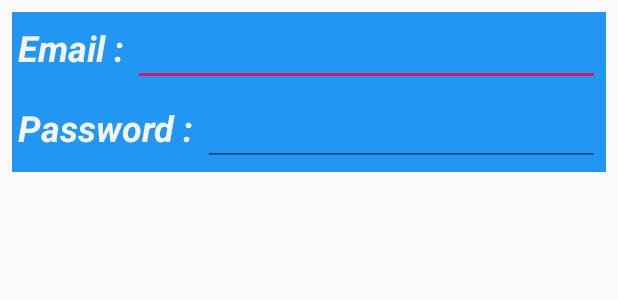
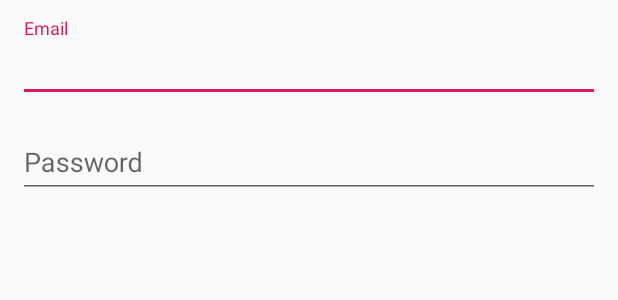
Before and after one commit to Pive01/Keyforge_management, an Android app: the layout credential_layout.xml on its own in the app's theme, with its tools: preview values and no code run, on a phone screen of 412 x 824 dp. Shown: the top 300 px of the screen. Run offline under Robolectric (Android 15) with nearby library versions, the phone set to English and light mode, and no system bars.

Commit message:
Fix layout

```diff
--- a/app/build.gradle
+++ b/app/build.gradle
@@ -9,8 +9,8 @@ android {
         applicationId "com.KeyforgeManagement.application"
         minSdkVersion 24
         targetSdkVersion 28
-        versionCode 8
-        versionName "1.0.5.1"
+        versionCode 10
+        versionName "1.0.6.1"
         testInstrumentationRunner "androidx.test.runner.AndroidJUnitRunner"
     }
     compileOptions {
--- a/app/src/main/java/com/KeyforgeManagement/application/data/storage/DecksDatabase.java
+++ b/app/src/main/java/com/KeyforgeManagement/application/data/storage/DecksDatabase.java
@@ -9,8 +9,10 @@ import com.KeyforgeManagement.application.data.storage.Card.CardDao;
 import com.KeyforgeManagement.application.data.storage.Deck.DeckDao;
 import com.KeyforgeManagement.application.data.storage.DeckWithCards.DeckWithCardsDao;
 
+import java.util.concurrent.Callable;
 import java.util.concurrent.ExecutorService;
 import java.util.concurrent.Executors;
+import java.util.concurrent.Future;
 
 import androidx.room.Database;
 import androidx.room.Room;
@@ -60,6 +62,10 @@ public abstract class DecksDatabase extends RoomDatabase {
         return INSTANCE;
     }
 
+    public static <V> Future<V> execute(Callable<V> command) {
+        return databaseWriteExecutor.submit(command);
+    }
+
     public abstract DeckDao getDeckDao();
 
     public abstract CardDao getCardDao();
--- a/app/src/main/java/com/KeyforgeManagement/application/ui/main/information/CreditsActivity.java
+++ b/app/src/main/java/com/KeyforgeManagement/application/ui/main/information/CreditsActivity.java
@@ -15,6 +15,7 @@ public class CreditsActivity extends AppCompatActivity {
 
     private static String txtToShow;
 
+    // TODO put txtToSHow in intent
     public static void start(Context context, String txtToShowPassed) {
         context.startActivity(new Intent(context, CreditsActivity.class));
         txtToShow = txtToShowPassed;
--- a/app/src/main/res/layout/credential_layout.xml
+++ b/app/src/main/res/layout/credential_layout.xml
@@ -3,44 +3,30 @@
     android:layout_width="match_parent"
     android:layout_height="wrap_content"
     android:layout_margin="8sp"
-    android:background="@color/btnBlue"
     android:orientation="vertical">
 
-    <LinearLayout
+    <com.google.android.material.textfield.TextInputLayout
         android:layout_width="match_parent"
         android:layout_height="wrap_content"
-        android:layout_margin="4sp"
-        android:orientation="horizontal">
+        android:layout_margin="4sp">
 
-        <TextView
-            style="@style/textFontHigh"
-            android:layout_width="wrap_content"
-            android:layout_height="wrap_content"
-            android:text="Email : " />
-
-        <EditText
+        <com.google.android.material.textfield.TextInputEditText
             android:id="@+id/userEmail"
             android:layout_width="match_parent"
-            android:layout_height="wrap_content" />
-    </LinearLayout>
+            android:layout_height="wrap_content"
+            android:hint="@string/email" />
+    </com.google.android.material.textfield.TextInputLayout>
 
-    <LinearLayout
+    <com.google.android.material.textfield.TextInputLayout
         android:layout_width="match_parent"
         android:layout_height="wrap_content"
-        android:layout_margin="4sp"
-        android:orientation="horizontal">
+        android:layout_margin="4sp">
 
-        <TextView
-            style="@style/textFontHigh"
-            android:layout_width="wrap_content"
-            android:layout_height="wrap_content"
-            android:text="Password : " />
-
-        <EditText
+        <com.google.android.material.textfield.TextInputEditText
             android:id="@+id/password_dok"
             android:layout_width="match_parent"
             android:layout_height="wrap_content"
-            android:inputType="textPassword" />
-    </LinearLayout>
+            android:hint="@string/password" />
+    </com.google.android.material.textfield.TextInputLayout>
 
 </LinearLayout>
--- a/app/src/main/res/values/strings.xml
+++ b/app/src/main/res/values/strings.xml
@@ -33,5 +33,7 @@
     <string name="licenses">Open Source Licenses</string>
     <string name="lonely"><![CDATA[It feels a bit lonely here… try adding a deck with + button ->]]></string>
     <string name="importDok">Import</string>
+    <string name="email">Email</string>
+    <string name="password">Password</string>
 
 </resources>
```
Also changed, not shown: app/src/main/java/com/KeyforgeManagement/application/data/storage/Card/CardRepository.java (+7 -0 lines), app/src/main/java/com/KeyforgeManagement/application/data/storage/DatabaseSaver.java (+18 -0 lines), app/src/main/java/com/KeyforgeManagement/application/data/storage/Deck/DeckRepository.java (+8 -0 lines), app/src/main/java/com/KeyforgeManagement/application/ui/main/MainActivity.java (+3 -4 lines), app/src/main/res/layout/deck_stats.xml (deleted, +0 -25 lines).
